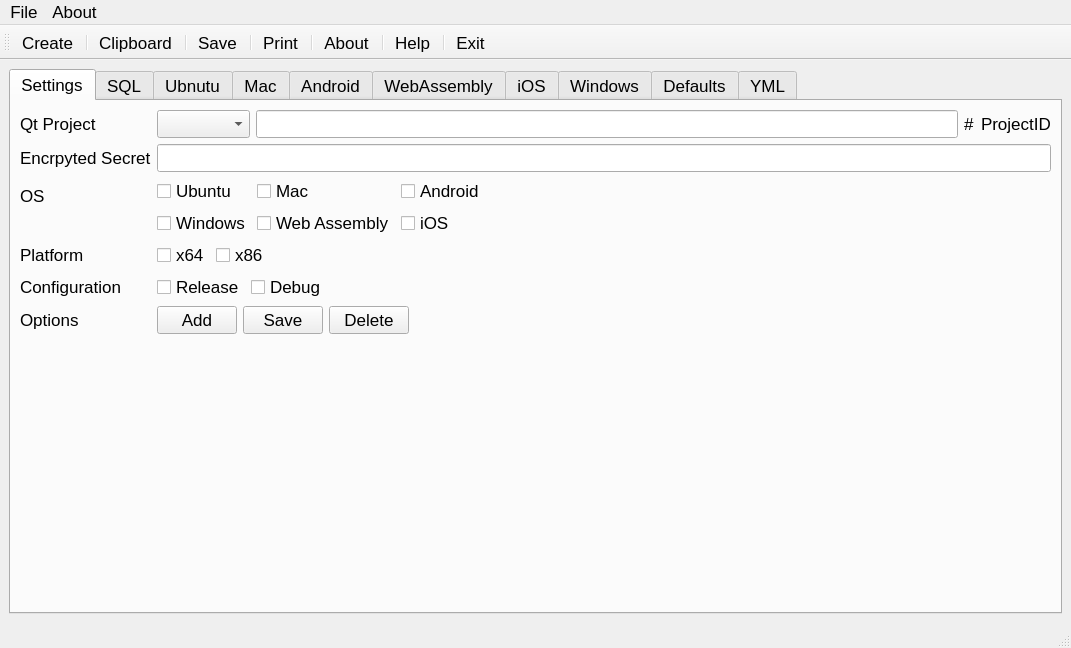
The window that MainWindow.ui (Light-Wizzard/QtAppVeyor) describes before a commit, drawn with Qt 5.
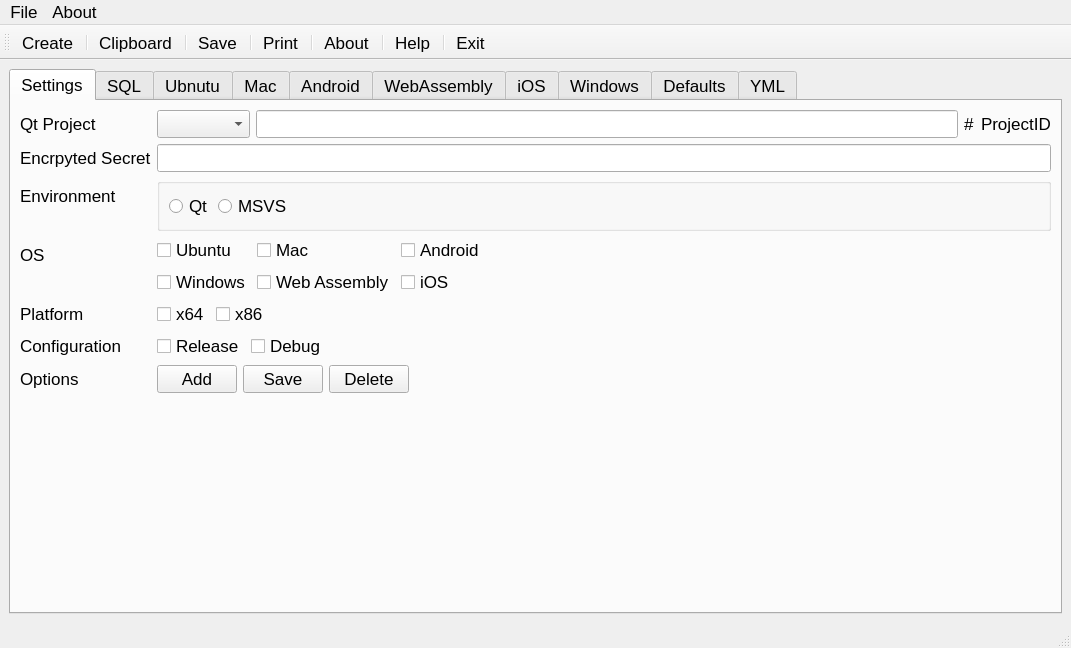
The same window after the commit. Icons and pictures are not drawn.

The edit to the form file:
```diff
--- a/MainWindow.ui
+++ b/MainWindow.ui
@@ -117,7 +117,7 @@
             </property>
            </widget>
           </item>
-          <item row="2" column="0">
+          <item row="3" column="0">
            <widget class="QLabel" name="labelSettingsOS">
             <property name="font">
              <font>
@@ -129,7 +129,7 @@
             </property>
            </widget>
           </item>
-          <item row="2" column="1">
+          <item row="3" column="1">
            <layout class="QGridLayout" name="gridLayoutSettingsOS">
             <item row="4" column="2">
              <widget class="QCheckBox" name="checkBoxSettingsiOS">
@@ -203,7 +203,7 @@
             </item>
            </layout>
           </item>
-          <item row="3" column="0">
+          <item row="4" column="0">
            <widget class="QLabel" name="labelSettingsPlatform">
             <property name="font">
              <font>
@@ -215,7 +215,7 @@
             </property>
            </widget>
           </item>
-          <item row="3" column="1">
+          <item row="4" column="1">
            <layout class="QHBoxLayout" name="horizontalLayoutSettingsPlatform">
             <item>
              <widget class="QCheckBox" name="checkBoxSettingsPlatformX64">
@@ -256,7 +256,7 @@
             </item>
            </layout>
           </item>
-          <item row="4" column="0">
+          <item row="5" column="0">
            <widget class="QLabel" name="labelSettingsConfiguration">
             <property name="font">
              <font>
@@ -268,7 +268,7 @@
             </property>
            </widget>
           </item>
-          <item row="4" column="1">
+          <item row="5" column="1">
            <layout class="QHBoxLayout" name="horizontalLayoutSettingsConfiguration">
             <item>
              <widget class="QCheckBox" name="checkBoxSettingsConfigurationRelease">
@@ -309,14 +309,14 @@
             </item>
            </layout>
           </item>
-          <item row="5" column="0">
+          <item row="6" column="0">
            <widget class="QLabel" name="labelSettingsOptions">
             <property name="text">
              <string>Options</string>
             </property>
            </widget>
           </item>
-          <item row="5" column="1">
+          <item row="6" column="1">
            <layout class="QHBoxLayout" name="horizontalLayoutSettings">
             <item>
              <widget class="QPushButton" name="pushButtonSettingsAdd">
@@ -354,6 +354,49 @@
             </item>
            </layout>
           </item>
+          <item row="2" column="0">
+           <widget class="QLabel" name="labelSettingsEnvironment">
+            <property name="text">
+             <string>Environment</string>
+            </property>
+           </widget>
+          </item>
+          <item row="2" column="1">
+           <widget class="QGroupBox" name="groupBoxSettingsEnvironment">
+            <property name="title">
+             <string/>
+            </property>
+            <layout class="QHBoxLayout" name="horizontalLayout_2">
+             <item>
+              <widget class="QRadioButton" name="radioButtonSettingsEnvironmentQt">
+               <property name="text">
+                <string>Qt</string>
+               </property>
+              </widget>
+             </item>
+             <item>
+              <widget class="QRadioButton" name="radioButtonSettingsEnvironmentVs">
+               <property name="text">
+                <string>MSVS</string>
+               </property>
+              </widget>
+             </item>
+             <item>
+              <spacer name="horizontalSpacerSettingsEnvironment">
+               <property name="orientation">
+                <enum>Qt::Horizontal</enum>
+               </property>
+               <property name="sizeHint" stdset="0">
+                <size>
+                 <width>40</width>
+                 <height>20</height>
+                </size>
+               </property>
+              </spacer>
+             </item>
+            </layout>
+           </widget>
+          </item>
          </layout>
         </item>
        </layout>
```
